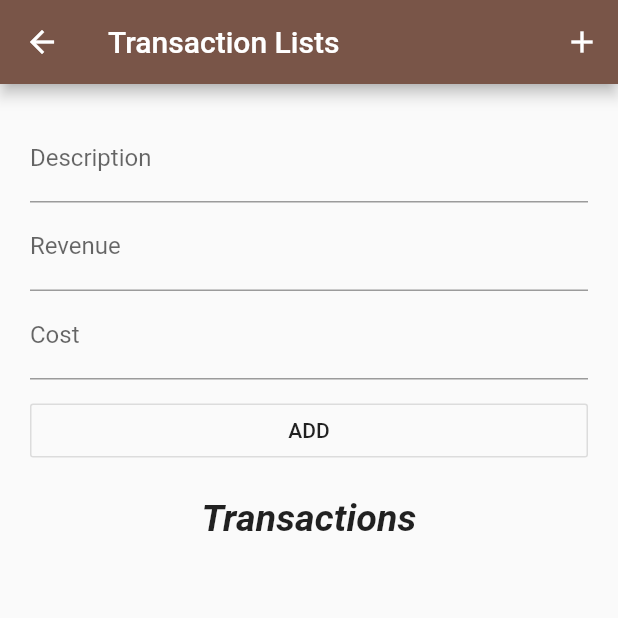
After one commit to Kavindi95/FashionHouse, a Flutter app: the Orders screen opened directly, after a tap on the "add" icon, on a phone screen of 412 x 824 dp, the top half of it. The commit adds this screen. Run offline on Flutter 3.47's test engine with Material 2 defaults, Android fonts, the phone set to English and light mode, and no system bars; our stand-ins replace cloud_firestore; accounts and stored records are empty.

Commit message:
transaction list created

```diff
--- /dev/null
+++ b/fashion_house/lib/controler/transaction_api.dart
@@ -0,0 +1,45 @@
+import 'package:cloud_firestore/cloud_firestore.dart';
+import '../model/Transaction.dart';
+
+String collectionName = "transactions";
+
+getTransactions() {
+  return Firestore.instance.collection(collectionName).snapshots();
+}
+
+
+addTransaction(String description, int cost, int revenue){
+  TransactionDet tr = TransactionDet(description: description, cost: cost,revenue:revenue);
+  //Shirts dressPrice = Shirts(sprice: Price);
+  try{
+    Firestore.instance.runTransaction(
+          (Transaction transaction) async{
+        await Firestore.instance
+            .collection(collectionName)
+            .document()
+            .setData(tr.toJson());
+      },
+    );
+  } catch(e){
+    print(e.toString());
+  }
+}
+
+//update a transaction
+update(TransactionDet tr, String description, int cost, int revenue){
+  try {
+    Firestore.instance.runTransaction((transaction) async {
+      await transaction.update(tr.reference, {'description': description,'revenue':revenue,'cost':cost});
+    });
+  } catch(e) {
+    print(e.toString());
+  }
+}
+//delete a pant
+delete(TransactionDet tr){
+  Firestore.instance.runTransaction(
+        (Transaction transaction) async{
+      await transaction.delete(tr.reference);
+    },
+  );
+}
--- /dev/null
+++ b/fashion_house/lib/model/Transaction.dart
@@ -0,0 +1,22 @@
+import 'package:cloud_firestore/cloud_firestore.dart';
+
+class TransactionDet{
+  String description;
+  int cost;
+  int revenue;
+  DocumentReference reference;
+
+  TransactionDet({this.description, this.cost,this.revenue});
+
+  TransactionDet.fromMap(Map<String, dynamic> map, {this.reference}){
+    description=map["description"];
+    cost=map["cost"];
+    revenue=map["revenue"];
+  }
+
+  TransactionDet.fromSnapshot(DocumentSnapshot snapshot)
+      : this.fromMap(snapshot.data, reference: snapshot.reference);
+  toJson() {
+    return {'description': description, 'cost':cost,'revenue':revenue};
+  }
+}
--- /dev/null
+++ b/fashion_house/lib/view/TransactionList.dart
@@ -0,0 +1,244 @@
+import 'package:flutter/material.dart';
+import '../model/Transaction.dart';
+import '../controler/transaction_api.dart';
+import 'package:cloud_firestore/cloud_firestore.dart';
+
+class Orders extends StatefulWidget {
+  @override
+  _OrdersState createState() => _OrdersState();
+}
+
+class _OrdersState extends State<Orders> {
+
+
+  bool showTextField = false;
+  TextEditingController descriptionInputcontroller = TextEditingController();
+  TextEditingController revenueInputController = TextEditingController();
+  TextEditingController costInputController = TextEditingController();
+  bool isEditing = false;
+  TransactionDet transnew;
+
+  add(){
+    if(isEditing){
+      update(transnew, descriptionInputcontroller.text,int.parse(costInputController.text),int.parse(revenueInputController.text));
+      setState(() {
+        isEditing=false;
+      });
+    }else{
+      addTransaction(descriptionInputcontroller.text, int.parse(costInputController.text),int.parse(revenueInputController.text));
+    }
+    descriptionInputcontroller.text='';
+    costInputController.text='';
+    revenueInputController.text='';
+  }
+
+
+  Widget buildBody(BuildContext context) {
+    return StreamBuilder<QuerySnapshot>(
+      stream: getTransactions(),
+      builder: (context, snapshot) {
+        if(snapshot.hasError) {
+          return Text('Error ${snapshot.error}');
+        }
+        if(snapshot.hasData){
+          print("Documents ${snapshot.data.documents.length}");
+          return buildList(context, snapshot.data.documents);
+        }
+        return CircularProgressIndicator();
+      },
+    );
+  }
+
+  Widget buildList(BuildContext context, List<DocumentSnapshot> snapshot) {
+    return ListView(
+      children: snapshot.map((data) => buildListItem(context, data)).toList(),
+    );
+  }
+
+  Widget buildListItem(BuildContext context, DocumentSnapshot data){
+    final transaction=TransactionDet.fromSnapshot(data);
+    return Padding(
+      key:ValueKey(transaction.description),
+      padding: EdgeInsets.symmetric(vertical: 8.0),
+      child: Container(
+        decoration: BoxDecoration(
+          border: Border.all(color: Colors.brown),
+          borderRadius: BorderRadius.circular(5.0),
+        ),
+        //wrap with a column
+        child: Column(
+
+          children: <Widget>[
+            Container(
+              decoration: BoxDecoration(
+                  gradient: LinearGradient(
+                      begin: Alignment.topLeft,
+                      end: Alignment.bottomRight,
+                      colors: <Color>[
+                        //Colors.yellow[200],
+                        Colors.grey,
+                        Colors.grey[300]
+                      ])
+              ),
+              child: ListTile(
+
+                isThreeLine: true,
+                title: Text(transaction.description,style: TextStyle(fontSize: 20.0,color: Colors.blue[900]),),
+                trailing: Wrap(
+                  spacing: 1,
+                  children: <Widget>[
+                    IconButton(
+                        icon: Icon(Icons.delete),
+                        onPressed: (){
+                          delete(transaction);
+                        }
+                    ),
+                    IconButton(
+                        icon: Icon(Icons.update),
+                        onPressed: (){
+                          print("update");
+                          setUpdateUI(transaction);
+                        }
+                    ),
+
+                  ],
+
+                ),
+                subtitle: Column(
+                  children: <Widget>[
+                    Row(
+                      mainAxisAlignment: MainAxisAlignment.start,
+                      children: <Widget>[
+                        Padding(
+                          padding: const EdgeInsets.fromLTRB(0.0,10.0,8.0,8.0),
+                          child: Text('Cost '+(transaction.cost).toString(),style: TextStyle(fontSize: 20.0,color: Colors.red),),
+                        ),
+
+                      ],
+                    ),
+
+                    Row(
+                      mainAxisAlignment: MainAxisAlignment.start,
+                      children: <Widget>[
+                        Padding(
+                          padding: const EdgeInsets.fromLTRB(0.0,10.0,8.0,8.0),
+                          child: Text('Revenue '+(transaction.revenue).toString(),style: TextStyle(fontSize: 20.0,color: Colors.green[800],fontWeight: FontWeight.bold),),
+                        ),
+
+                      ],
+                    )
+                  ],
+                ),
+
+
+
+//          onTap: (){
+//            //update
+//            print('jfhgdjhfgfjgjehbrj');
+//            //setUpdateUI(dress);
+//
+//          },
+              ),
+            ),
+          ],
+        ),
+
+      ),
+    );
+  }
+
+  setUpdateUI(TransactionDet tr){
+
+     descriptionInputcontroller.text = tr.description;
+     costInputController.text=(tr.cost).toString();
+     revenueInputController.text=(tr.revenue).toString();
+    setState(() {
+      showTextField = true;
+      isEditing = true;
+      transnew = tr;
+    });
+  }
+
+  button(){
+    return SizedBox(
+      width: double.infinity,
+      child: OutlineButton(
+        child: Text(isEditing ? "UPDATE" : "ADD"),
+        onPressed: (){
+          add();
+          setState(() {
+            showTextField = false;
+          });
+        },
+      ),
+    );
+  }
+  @override
+  Widget build(BuildContext context) {
+    return Scaffold(
+      appBar: AppBar(
+        title: Text('Transaction Lists'),
+        backgroundColor: Colors.brown,
+        actions: <Widget>[
+          IconButton(
+            icon: Icon(Icons.add),
+            onPressed: (){
+              setState(() {
+                showTextField = !showTextField;
+              });
+            },
+          ),
+        ],
+      ),
+      body: Container(
+        padding: EdgeInsets.all(20.0),
+        child:Column(
+          crossAxisAlignment: CrossAxisAlignment.center,
+          mainAxisAlignment: MainAxisAlignment.start,
+          children: <Widget>[
+            showTextField
+                ? Column(
+              crossAxisAlignment: CrossAxisAlignment.center,
+              mainAxisAlignment: MainAxisAlignment.start,
+              children: <Widget>[
+                TextFormField(
+                  controller: descriptionInputcontroller,
+                  decoration: InputDecoration(
+                      labelText: "Description",hintText:"Enter description"),
+                ),
+                TextFormField(
+                  controller: revenueInputController,
+                  decoration: InputDecoration(
+                      labelText: "Revenue",hintText:"Enter revenue"),
+                ),
+                TextFormField(
+                  controller: costInputController,
+                  decoration: InputDecoration(
+                      labelText: "Cost",hintText:"Enter cost"),
+                ),
+                SizedBox(
+                  height: 10,
+                ),
+                button(),
+              ],
+            )
+                :Container(),
+            SizedBox(
+              height: 20,
+            ),
+            Text(
+              "Transactions",
+              style: TextStyle(fontSize: 25, fontStyle: FontStyle.italic,fontWeight: FontWeight.bold),
+            ),
+            SizedBox(
+              height: 20,
+            ),
+            Flexible(
+              child: buildBody(context),
+            ),
+          ],
+        ),
+      ),
+    );
+  }
+}
--- a/fashion_house/lib/view/signup.dart
+++ b/fashion_house/lib/view/signup.dart
@@ -28,6 +28,7 @@ class _SignUpState extends State<SignUp> {
   @override
   Widget build(BuildContext context) {
     return Scaffold(
+      resizeToAvoidBottomPadding: false,
 //      appBar: AppBar(
 //        backgroundColor: Colors.brown,
 //      ),
@@ -86,7 +87,7 @@ class _SignUpState extends State<SignUp> {
 
             Center(
               child: Padding(
-                padding: const EdgeInsets.fromLTRB(30.0, 20.0, 30.0, 0.0),
+                padding: const EdgeInsets.fromLTRB(30.0, 10.0, 30.0, 0.0),
                 child: TextFormField(
                   controller: unamecontroller,
                   decoration: InputDecoration(
@@ -103,7 +104,7 @@ class _SignUpState extends State<SignUp> {
             ),
             Center(
               child: Padding(
-                padding: const EdgeInsets.fromLTRB(30.0, 20.0, 30.0, 20.0),
+                padding: const EdgeInsets.fromLTRB(30.0, 10.0, 30.0, 20.0),
                 child: TextFormField(
                   obscureText: true,
                   controller: passwordcontroller,
```
Also changed, not shown: fashion_house/lib/view/dashboard.dart (+13 -1 lines), 1 other file.
